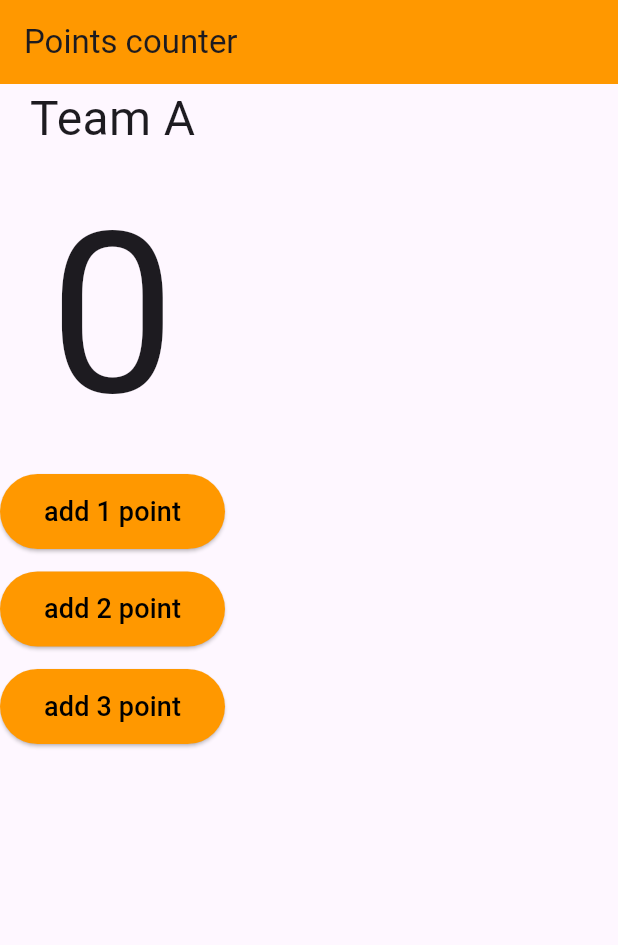
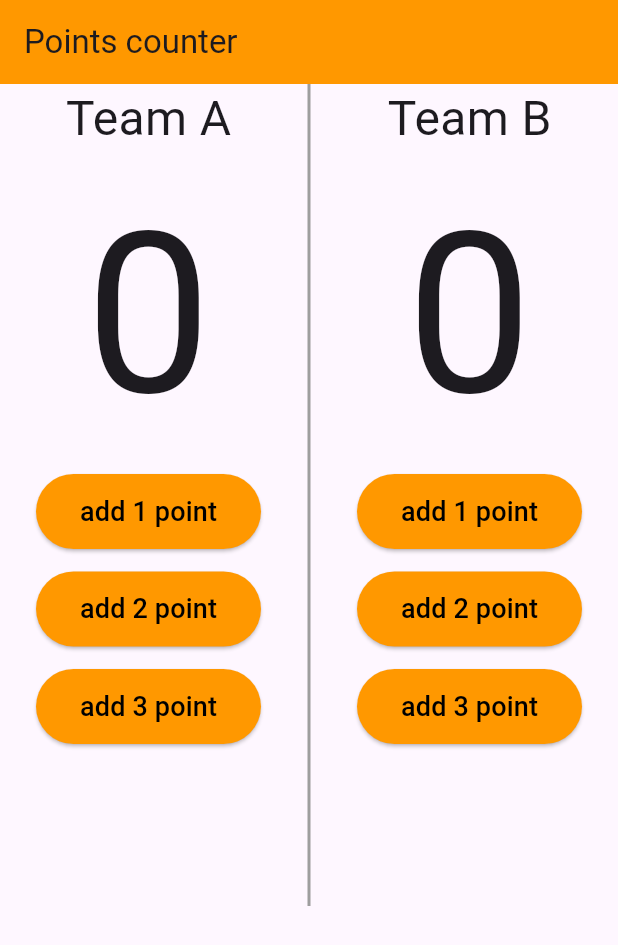
Before and after one commit to aymenG/team_count, a Flutter app: the screen it shows after launch, on a phone screen of 412 x 824 dp. Shown: the top 945 px of the screen. Run offline on Flutter 3.47's test engine with Material 3 defaults, Android fonts, the phone set to English and light mode, and no system bars.

Commit message:
adding the second column

```diff
--- a/lib/main.dart
+++ b/lib/main.dart
@@ -10,12 +10,16 @@ class MainApp extends StatelessWidget {
   @override
   Widget build(BuildContext context) {
     return MaterialApp(
+      debugShowCheckedModeBanner: false,
       home: Scaffold(
           appBar: AppBar(
             title: const Text('Points counter'),
             backgroundColor: Colors.orange,
           ),
-          body: Column(
+          body: Row(
+            mainAxisAlignment: MainAxisAlignment.spaceEvenly,
+            children: [
+              Column(
                 children: [
                   const Text(
                     'Team A',
@@ -55,6 +59,54 @@ class MainApp extends StatelessWidget {
                         style: TextStyle(color: Colors.black, fontSize: 18),
                       )),
                 ],
+              ),
+              const VerticalDivider(
+                color: Colors.grey,
+                thickness: 2,
+                endIndent: 220,
+              ),
+              Column(
+                children: [
+                  const Text(
+                    'Team B',
+                    style: TextStyle(fontSize: 32),
+                  ),
+                  const Text(
+                    '0',
+                    style: TextStyle(fontSize: 150),
+                  ),
+                  ElevatedButton(
+                      style: ElevatedButton.styleFrom(
+                          backgroundColor: Colors.orange,
+                          minimumSize: const Size(150, 50)),
+                      onPressed: () => {},
+                      child: const Text(
+                        'add 1 point',
+                        style: TextStyle(color: Colors.black, fontSize: 18),
+                      )),
+                  const SizedBox(height: 15),
+                  ElevatedButton(
+                      style: ElevatedButton.styleFrom(
+                          backgroundColor: Colors.orange,
+                          minimumSize: const Size(150, 50)),
+                      onPressed: () => {},
+                      child: const Text(
+                        'add 2 point',
+                        style: TextStyle(color: Colors.black, fontSize: 18),
+                      )),
+                  const SizedBox(height: 15),
+                  ElevatedButton(
+                      style: ElevatedButton.styleFrom(
+                          backgroundColor: Colors.orange,
+                          minimumSize: const Size(150, 50)),
+                      onPressed: () => {},
+                      child: const Text(
+                        'add 3 point',
+                        style: TextStyle(color: Colors.black, fontSize: 18),
+                      )),
+                ],
+              ),
+            ],
           )),
     );
   }
```
Lines whose indentation alone changed are shown as unchanged.
